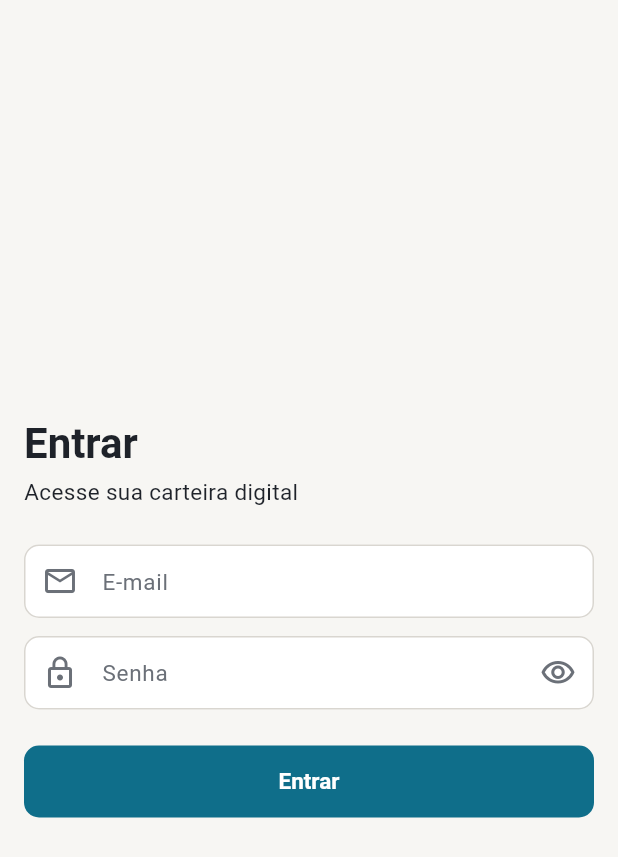
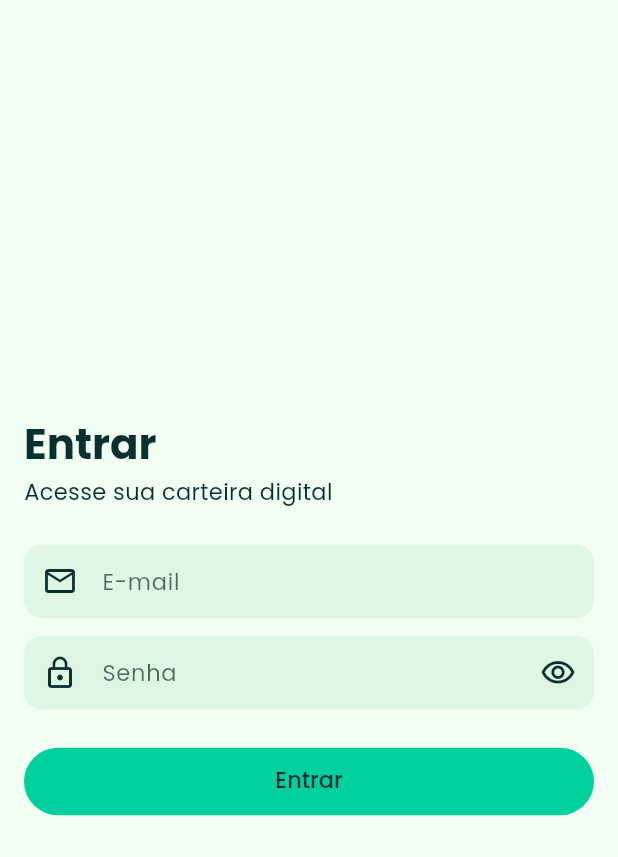
Before and after one commit to Emyrreis/carteira-digital, a Flutter app: the screen it shows after launch, on a phone screen of 412 x 824 dp. Shown: the top 857 px of the screen. Run offline on Flutter 3.47's test engine with Material 3 defaults, Android fonts, the phone set to English and light mode, and no system bars.

Commit message:
Aplica design system Finance Management no design_system
- Paleta, raios e tipografia (Poppins) do Finance Management nos tokens
- Tema: botões em pílula, campos preenchidos sem borda, cards sem contorno
- Corrige apóstrofo sobrando em server_login.dart que impedia a compilação

Co-Authored-By: Claude Opus 5.5 <noreply@anthropic.com>
Claude-Session: https://claude.ai/code/session_01J8L4oYTYxn4RxyKub42RMg

```diff
--- a/lib/scenes/login/server_login.dart
+++ b/lib/scenes/login/server_login.dart
@@ -18,7 +18,7 @@ class LoginMockServer implements ServerLogin {
   @override
   Future<Result>fetchLogin({ required String email,  required String password,}) async {
 
-    'if (email.isEmpty || password.isEmpty) {
+    if (email.isEmpty || password.isEmpty) {
       return const Failure(ValidationError({}, detail: 'Campos vazios'));
     }
 
--- a/packages/design_system/lib/src/theme/app_theme.dart
+++ b/packages/design_system/lib/src/theme/app_theme.dart
@@ -7,6 +7,9 @@ import '../tokens/app_typography.dart';
 import 'app_semantic_colors.dart';
 
 /// Builds the two [ThemeData] of the app from the tokens.
+///
+/// Visual do Finance Management: botões em pílula, campos preenchidos sem
+/// borda, cards e modais sem contorno com cantos de 20.
 abstract final class AppTheme {
   static ThemeData light() => _build(AppColors.light, Brightness.light);
 
@@ -58,10 +61,7 @@ abstract final class AppTheme {
         color: p.surface,
         elevation: 0,
         margin: EdgeInsets.zero,
-        shape: RoundedRectangleBorder(
-          borderRadius: AppRadius.lgAll,
-          side: BorderSide(color: p.outline),
-        ),
+        shape: const RoundedRectangleBorder(borderRadius: AppRadius.lgAll),
       ),
       inputDecorationTheme: InputDecorationTheme(
         filled: true,
@@ -70,17 +70,17 @@ abstract final class AppTheme {
           horizontal: AppSpacing.lg,
           vertical: AppSpacing.md,
         ),
-        border: OutlineInputBorder(
+        border: const OutlineInputBorder(
           borderRadius: AppRadius.mdAll,
-          borderSide: BorderSide(color: p.outline),
+          borderSide: BorderSide.none,
         ),
-        enabledBorder: OutlineInputBorder(
+        enabledBorder: const OutlineInputBorder(
           borderRadius: AppRadius.mdAll,
-          borderSide: BorderSide(color: p.outline),
+          borderSide: BorderSide.none,
         ),
         focusedBorder: OutlineInputBorder(
           borderRadius: AppRadius.mdAll,
-          borderSide: BorderSide(color: p.primary, width: 2),
+          borderSide: BorderSide(color: p.primary, width: 1.5),
         ),
         errorBorder: OutlineInputBorder(
           borderRadius: AppRadius.mdAll,
@@ -91,35 +91,43 @@ abstract final class AppTheme {
           borderSide: BorderSide(color: p.error, width: 2),
         ),
         labelStyle: AppTypography.bodyMedium.copyWith(color: p.onSurfaceMuted),
-        hintStyle: AppTypography.bodyMedium.copyWith(color: p.onSurfaceMuted),
+        hintStyle: AppTypography.bodyMedium.copyWith(color: p.primary),
+        prefixIconColor: p.onSurface,
+        suffixIconColor: p.onSurface,
       ),
+      // Primário: pílula verde com texto escuro.
       filledButtonTheme: FilledButtonThemeData(
         style: FilledButton.styleFrom(
-          minimumSize: const Size.fromHeight(48),
-          shape: const RoundedRectangleBorder(borderRadius: AppRadius.mdAll),
+          minimumSize: const Size.fromHeight(45),
+          backgroundColor: p.primary,
+          foregroundColor: p.onPrimary,
+          shape: const RoundedRectangleBorder(borderRadius: AppRadius.pillAll),
           textStyle: AppTypography.labelLarge,
         ),
       ),
+      // Secundário: pílula verde-clara (botão "não ativo" do Finance Management).
       outlinedButtonTheme: OutlinedButtonThemeData(
         style: OutlinedButton.styleFrom(
-          minimumSize: const Size.fromHeight(48),
-          shape: const RoundedRectangleBorder(borderRadius: AppRadius.mdAll),
-          side: BorderSide(color: p.outline),
-          foregroundColor: p.onSurface,
+          minimumSize: const Size.fromHeight(45),
+          backgroundColor: p.primaryContainer,
+          foregroundColor: p.onPrimaryContainer,
+          side: BorderSide.none,
+          shape: const RoundedRectangleBorder(borderRadius: AppRadius.pillAll),
           textStyle: AppTypography.labelLarge,
         ),
       ),
       textButtonTheme: TextButtonThemeData(
         style: TextButton.styleFrom(
           minimumSize: const Size(48, 44),
-          shape: const RoundedRectangleBorder(borderRadius: AppRadius.mdAll),
+          foregroundColor: p.onSurface,
+          shape: const RoundedRectangleBorder(borderRadius: AppRadius.pillAll),
           textStyle: AppTypography.labelLarge,
         ),
       ),
       floatingActionButtonTheme: FloatingActionButtonThemeData(
         backgroundColor: p.primary,
         foregroundColor: p.onPrimary,
-        shape: const RoundedRectangleBorder(borderRadius: AppRadius.lgAll),
+        shape: const CircleBorder(),
       ),
       snackBarTheme: SnackBarThemeData(
         behavior: SnackBarBehavior.floating,
--- a/packages/design_system/lib/src/tokens/app_colors.dart
+++ b/packages/design_system/lib/src/tokens/app_colors.dart
@@ -44,42 +44,57 @@ class AppColorPalette {
 }
 
 /// The two official palettes.
+///
+/// Valores do design system "Finance Management" (repo financeManagement,
+/// lib/common/app_colors.dart). Os nomes dos campos continuam os mesmos,
+/// então nenhum widget ou tela precisa mudar.
 abstract final class AppColors {
-  /// Light palette: warm-grey grounds with a deep teal-blue accent.
+  // Cores de origem do Finance Management.
+  static const Color _mainGreen = Color(0xFF00D09E);
+  static const Color _oceanBlue = Color(0xFF0068FF);
+  static const Color _categoryBlue = Color(0xFF6DB6FE);
+  static const Color _lightGreen = Color(0xFFDFF7E2);
+  static const Color _honeydew = Color(0xFFF1FFF3); // backgroundWhiteGreen
+  static const Color _lettersIcons = Color(0xFF093030);
+  static const Color _darkBlack = Color(0xFF031314);
+  static const Color _darkBar = Color(0xFF0E3E3E);
+
+  /// Light palette: fundo verde-claro, verde principal e textos verde-escuro.
   static const AppColorPalette light = AppColorPalette(
-    primary: Color(0xFF0F6E8A),
-    onPrimary: Color(0xFFFFFFFF),
-    primaryContainer: Color(0xFFDDEEF4),
-    onPrimaryContainer: Color(0xFF07333F),
-    background: Color(0xFFF7F6F3),
-    surface: Color(0xFFFFFFFF),
-    surfaceVariant: Color(0xFFEFEDE8),
-    onSurface: Color(0xFF1E2229),
-    onSurfaceMuted: Color(0xFF6B7078),
-    outline: Color(0xFFD9D6D0),
-    income: Color(0xFF2E7D5B),
-    expense: Color(0xFFB4483A),
-    transfer: Color(0xFF6B7480),
+    primary: _mainGreen,
+    onPrimary: _lettersIcons, // texto escuro sobre botão verde
+    primaryContainer: _lightGreen,
+    onPrimaryContainer: _lettersIcons,
+    background: _honeydew,
+    surface: _lightGreen,
+    surfaceVariant: Color(0xFFC9EED0), // _lightGreen um tom abaixo (trilhas/barras)
+    onSurface: _lettersIcons,
+    onSurfaceMuted: Color(0xB3093030), // _lettersIcons com 70% de opacidade
+    outline: _lightGreen,
+    income: _mainGreen,
+    expense: _oceanBlue,
+    transfer: _categoryBlue,
+    // O Finance Management não define aviso/erro: mantidos do Carteira.
     warning: Color(0xFFB26A1B),
     error: Color(0xFFB4483A),
     onError: Color(0xFFFFFFFF),
   );
 
-  /// Dark palette: the same hues lifted so they read on dark grounds.
+  /// Dark palette: fundo quase preto, barras verde-petróleo, textos claros.
   static const AppColorPalette dark = AppColorPalette(
-    primary: Color(0xFF5FB3CC),
-    onPrimary: Color(0xFF07333F),
-    primaryContainer: Color(0xFF15414E),
-    onPrimaryContainer: Color(0xFFCDE8F0),
-    background: Color(0xFF14171A),
-    surface: Color(0xFF1C2126),
-    surfaceVariant: Color(0xFF262C33),
-    onSurface: Color(0xFFE8E9EB),
-    onSurfaceMuted: Color(0xFF9AA1AA),
-    outline: Color(0xFF373E46),
-    income: Color(0xFF5FBF93),
-    expense: Color(0xFFE07A6C),
-    transfer: Color(0xFF9AA4B0),
+    primary: _mainGreen,
+    onPrimary: _lettersIcons, // texto escuro mesmo no dark mode
+    primaryContainer: _darkBar,
+    onPrimaryContainer: _honeydew,
+    background: _darkBlack,
+    surface: _darkBar,
+    surfaceVariant: Color(0xFF175252), // _darkBar um tom acima (trilhas/barras)
+    onSurface: _honeydew,
+    onSurfaceMuted: Color(0xB3F1FFF3), // _honeydew com 70% de opacidade
+    outline: _darkBar,
+    income: _mainGreen,
+    expense: _oceanBlue,
+    transfer: _categoryBlue,
     warning: Color(0xFFE0A24A),
     error: Color(0xFFE07A6C),
     onError: Color(0xFF2A0F0B),
--- a/packages/design_system/lib/src/tokens/app_radius.dart
+++ b/packages/design_system/lib/src/tokens/app_radius.dart
@@ -1,11 +1,11 @@
 import 'package:flutter/painting.dart';
 
-/// Corner radii.
+/// Corner radii (valores do Finance Management).
 abstract final class AppRadius {
-  static const double sm = 6;
-  static const double md = 10;
-  static const double lg = 16;
-  static const double pill = 999;
+  static const double sm = 8; // ícones com borda, chips
+  static const double md = 12; // campos de texto
+  static const double lg = 20; // cards e modais
+  static const double pill = 999; // botões em pílula
 
   static const BorderRadius smAll = BorderRadius.all(Radius.circular(sm));
   static const BorderRadius mdAll = BorderRadius.all(Radius.circular(md));
--- a/packages/design_system/lib/src/tokens/app_typography.dart
+++ b/packages/design_system/lib/src/tokens/app_typography.dart
@@ -1,57 +1,80 @@
 import 'package:flutter/material.dart';
 
-/// Type scale built on the platform font.
+/// Type scale do Finance Management: Poppins, empacotada neste pacote.
 ///
-/// No external font is bundled: the course keeps the dependency list short
-/// and the platform face is the correct default for a finance app.
+/// Referências do Finance Management (lib/common/app_text_styles.dart):
+/// title 20/w600, subtitle 15/w500, paragraph 13/w300.
 abstract final class AppTypography {
+  static const String fontFamily = 'Poppins';
+  static const String fontPackage = 'carteira_design_system';
+
   static const TextStyle displayLarge = TextStyle(
+    fontFamily: fontFamily,
+    package: fontPackage,
     fontSize: 40,
     fontWeight: FontWeight.w700,
     height: 1.1,
     letterSpacing: -0.5,
   );
   static const TextStyle headlineMedium = TextStyle(
+    fontFamily: fontFamily,
+    package: fontPackage,
     fontSize: 28,
     fontWeight: FontWeight.w700,
     height: 1.2,
   );
   static const TextStyle titleLarge = TextStyle(
-    fontSize: 22,
+    fontFamily: fontFamily,
+    package: fontPackage,
+    fontSize: 20, // FM title
     fontWeight: FontWeight.w600,
-    height: 1.25,
+    height: 1.1,
   );
   static const TextStyle titleMedium = TextStyle(
-    fontSize: 17,
-    fontWeight: FontWeight.w600,
+    fontFamily: fontFamily,
+    package: fontPackage,
+    fontSize: 15, // FM subtitle
+    fontWeight: FontWeight.w500,
     height: 1.3,
   );
   static const TextStyle titleSmall = TextStyle(
+    fontFamily: fontFamily,
+    package: fontPackage,
     fontSize: 14,
     fontWeight: FontWeight.w600,
     height: 1.3,
   );
   static const TextStyle bodyLarge = TextStyle(
+    fontFamily: fontFamily,
+    package: fontPackage,
     fontSize: 17,
     fontWeight: FontWeight.w400,
     height: 1.45,
   );
   static const TextStyle bodyMedium = TextStyle(
+    fontFamily: fontFamily,
+    package: fontPackage,
     fontSize: 15,
     fontWeight: FontWeight.w400,
     height: 1.45,
   );
   static const TextStyle bodySmall = TextStyle(
-    fontSize: 13,
-    fontWeight: FontWeight.w400,
+    fontFamily: fontFamily,
+    package: fontPackage,
+    fontSize: 13, // FM paragraph
+    fontWeight: FontWeight.w300,
     height: 1.4,
   );
   static const TextStyle labelLarge = TextStyle(
-    fontSize: 15,
-    fontWeight: FontWeight.w600,
+    fontFamily: fontFamily,
+    package: fontPackage,
+    fontSize: 15, // texto dos botões
+    fontWeight: FontWeight.w500,
     height: 1.2,
   );
   static const TextStyle labelSmall = TextStyle(
+    fontFamily: fontFamily,
+    package: fontPackage,
     fontSize: 11,
     fontWeight: FontWeight.w600,
     height: 1.2,
```
Also changed, not shown: packages/design_system/fonts/OFL.txt (added, +93 -0 lines), packages/design_system/pubspec.yaml (+15 -0 lines), packages/design_system/fonts/Poppins-Bold.ttf (added), packages/design_system/fonts/Poppins-Light.ttf (added), packages/design_system/fonts/Poppins-Medium.ttf (added), packages/design_system/fonts/Poppins-Regular.ttf (added), packages/design_system/fonts/Poppins-SemiBold.ttf (added).
